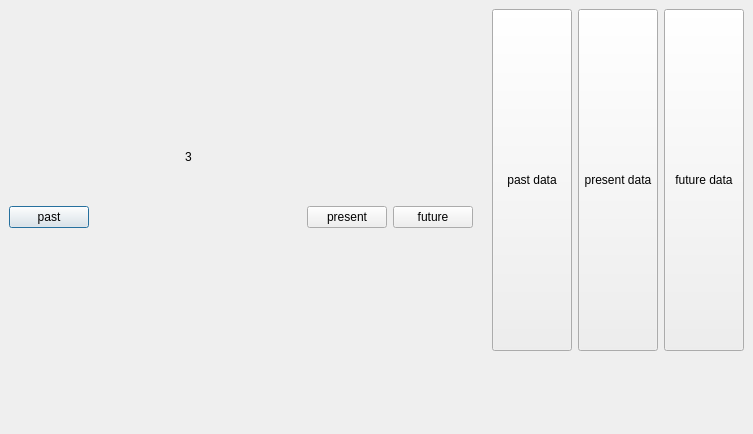
Above: intermediatewindow.ui from Aalok376/SkyScout before the change. Below: the same form after it.
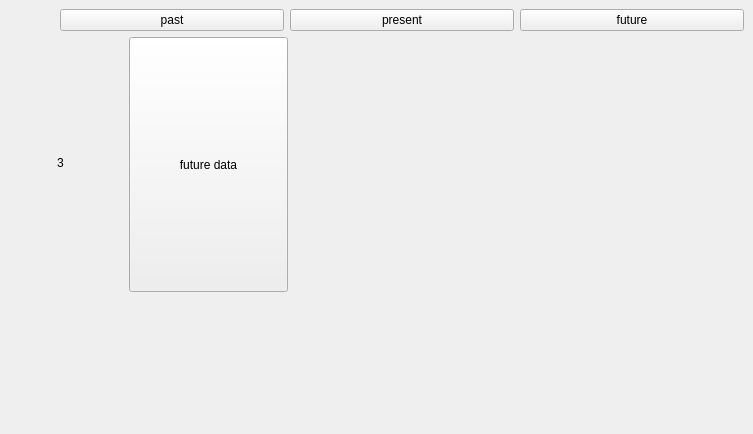
That is the form after the change. The open tabs and pages were chosen to show the change. Icons and pictures are not drawn.

The edit to the form file:
```diff
--- a/intermediatewindow.ui
+++ b/intermediatewindow.ui
@@ -16,7 +16,7 @@
   <property name="styleSheet">
    <string notr="true">background-image: url(&quot;:/new/prefix1/image/background.png&quot;);</string>
   </property>
-  <layout class="QHBoxLayout" name="horizontalLayout_4">
+  <layout class="QHBoxLayout" name="horizontalLayout_2">
    <property name="spacing">
     <number>0</number>
    </property>
@@ -34,15 +34,50 @@
    </property>
    <item>
     <widget class="QWidget" name="centralWidget" native="true">
-     <layout class="QHBoxLayout" name="horizontalLayout_3">
+     <layout class="QHBoxLayout" name="horizontalLayout">
       <item>
-       <layout class="QHBoxLayout" name="horizontalLayout_2">
+       <layout class="QVBoxLayout" name="verticalLayout_2">
         <item>
-         <widget class="QPushButton" name="btnPast">
-          <property name="text">
-           <string>past</string>
-          </property>
-         </widget>
+         <layout class="QHBoxLayout" name="horizontalLayout_4" stretch="1,5,5,5">
+          <item>
+           <widget class="QPushButton" name="return_btn">
+            <property name="sizePolicy">
+             <sizepolicy hsizetype="Minimum" vsizetype="Preferred">
+              <horstretch>0</horstretch>
+              <verstretch>0</verstretch>
+             </sizepolicy>
+            </property>
+            <property name="styleSheet">
+             <string notr="true">background:transparent;
+border:none;</string>
+            </property>
+            <property name="text">
+             <string/>
+            </property>
+           </widget>
+          </item>
+          <item>
+           <widget class="QPushButton" name="btnPast">
+            <property name="text">
+             <string>past</string>
+            </property>
+           </widget>
+          </item>
+          <item>
+           <widget class="QPushButton" name="btnPresent">
+            <property name="text">
+             <string>present</string>
+            </property>
+           </widget>
+          </item>
+          <item>
+           <widget class="QPushButton" name="btnFuture">
+            <property name="text">
+             <string>future</string>
+            </property>
+           </widget>
+          </item>
+         </layout>
         </item>
         <item>
          <widget class="QStackedWidget" name="stackedWidget">
@@ -63,6 +98,25 @@
              <string>1</string>
             </property>
            </widget>
+           <widget class="QPushButton" name="past_data_btn">
+            <property name="geometry">
+             <rect>
+              <x>110</x>
+              <y>20</y>
+              <width>171</width>
+              <height>221</height>
+             </rect>
+            </property>
+            <property name="sizePolicy">
+             <sizepolicy hsizetype="Minimum" vsizetype="Preferred">
+              <horstretch>0</horstretch>
+              <verstretch>0</verstretch>
+             </sizepolicy>
+            </property>
+            <property name="text">
+             <string>past data</string>
+            </property>
+           </widget>
           </widget>
           <widget class="QWidget" name="page_2">
            <widget class="QLabel" name="label_3">
@@ -78,115 +132,61 @@
              <string>2</string>
             </property>
            </widget>
+           <widget class="QPushButton" name="present_data_btn">
+            <property name="geometry">
+             <rect>
+              <x>130</x>
+              <y>30</y>
+              <width>131</width>
+              <height>191</height>
+             </rect>
+            </property>
+            <property name="sizePolicy">
+             <sizepolicy hsizetype="Minimum" vsizetype="Preferred">
+              <horstretch>0</horstretch>
+              <verstretch>0</verstretch>
+             </sizepolicy>
+            </property>
+            <property name="text">
+             <string>present data</string>
+            </property>
+           </widget>
           </widget>
           <widget class="QWidget" name="page_3">
            <widget class="QLabel" name="label_4">
             <property name="geometry">
              <rect>
-              <x>90</x>
-              <y>140</y>
-              <width>49</width>
-              <height>16</height>
+              <x>48</x>
+              <y>115</y>
+              <width>31</width>
+              <height>21</height>
              </rect>
             </property>
             <property name="text">
              <string>3</string>
             </property>
            </widget>
-          </widget>
-         </widget>
-        </item>
-        <item>
-         <widget class="QPushButton" name="btnPresent">
-          <property name="text">
-           <string>present</string>
-          </property>
-         </widget>
-        </item>
-        <item>
-         <widget class="QPushButton" name="btnFuture">
-          <property name="text">
-           <string>future</string>
-          </property>
-         </widget>
-        </item>
-        <item>
-         <widget class="QLabel" name="label">
-          <property name="styleSheet">
-           <string notr="true">color:rgb( 225, 255, 255);
-font: 12pt &quot;Segoe UI&quot;;</string>
-          </property>
-          <property name="text">
-           <string/>
-          </property>
-          <property name="alignment">
-           <set>Qt::AlignCenter</set>
-          </property>
-         </widget>
-        </item>
-        <item>
-         <layout class="QVBoxLayout" name="verticalLayout" stretch="5,1">
-          <item>
-           <layout class="QHBoxLayout" name="horizontalLayout">
-            <item>
-             <widget class="QPushButton" name="past_data_btn">
-              <property name="sizePolicy">
-               <sizepolicy hsizetype="Minimum" vsizetype="Preferred">
-                <horstretch>0</horstretch>
-                <verstretch>0</verstretch>
-               </sizepolicy>
-              </property>
-              <property name="text">
-               <string>past data</string>
-              </property>
-             </widget>
-            </item>
-            <item>
-             <widget class="QPushButton" name="present_data_btn">
-              <property name="sizePolicy">
-               <sizepolicy hsizetype="Minimum" vsizetype="Preferred">
-                <horstretch>0</horstretch>
-                <verstretch>0</verstretch>
-               </sizepolicy>
-              </property>
-              <property name="text">
-               <string>present data</string>
-              </property>
-             </widget>
-            </item>
-            <item>
-             <widget class="QPushButton" name="future_data_btn">
-              <property name="sizePolicy">
-               <sizepolicy hsizetype="Minimum" vsizetype="Preferred">
-                <horstretch>0</horstretch>
-                <verstretch>0</verstretch>
-               </sizepolicy>
-              </property>
-              <property name="text">
-               <string>future data</string>
-              </property>
-             </widget>
-            </item>
-           </layout>
-          </item>
-          <item>
-           <widget class="QPushButton" name="return_btn">
+           <widget class="QPushButton" name="future_data_btn">
+            <property name="geometry">
+             <rect>
+              <x>120</x>
+              <y>0</y>
+              <width>159</width>
+              <height>255</height>
+             </rect>
+            </property>
             <property name="sizePolicy">
              <sizepolicy hsizetype="Minimum" vsizetype="Preferred">
               <horstretch>0</horstretch>
               <verstretch>0</verstretch>
              </sizepolicy>
             </property>
-            <property name="styleSheet">
-             <string notr="true">background:transparent;
-border:none;</string>
-            </property>
             <property name="text">
-             <string/>
+             <string>future data</string>
             </property>
            </widget>
-          </item>
-         </layout>
+          </widget>
+         </widget>
         </item>
        </layout>
       </item>
```
Left out of the diff: 4 changed lines with no effect on the pictures.
